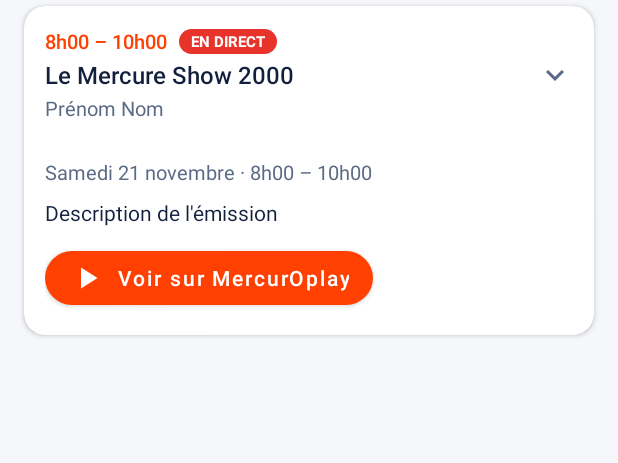
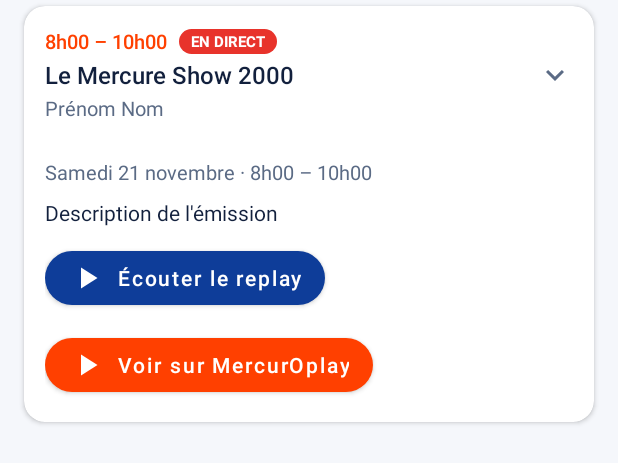
Before and after one commit to samuelvermeulenpro/MercurOplay3, an Android app: the layout item_slot.xml on its own in the app's theme, with its tools: preview values and no code run, on a phone screen of 412 x 824 dp. Shown: the top 463 px of the screen. Run offline under Robolectric (Android 15) with nearby library versions, the phone set to English and light mode, and no system bars.

```diff
--- a/app/src/main/res/layout/item_slot.xml
+++ b/app/src/main/res/layout/item_slot.xml
@@ -130,12 +130,22 @@
                 android:layout_width="match_parent"
                 android:layout_height="wrap_content"
                 android:layout_marginTop="8dp"
-                android:autoLink="web"
-                android:linksClickable="true"
                 android:textColor="@color/text_primary"
                 android:textColorLink="@color/brand_blue"
                 android:textSize="14sp"
                 tools:text="Description de l'émission" />
+
+            <com.google.android.material.button.MaterialButton
+                android:id="@+id/buttonReplay"
+                android:layout_width="wrap_content"
+                android:layout_height="wrap_content"
+                android:layout_marginTop="10dp"
+                android:text="@string/grille_replay"
+                android:textAllCaps="false"
+                app:backgroundTint="@color/brand_blue"
+                app:cornerRadius="20dp"
+                app:icon="@drawable/ic_play"
+                app:iconTint="@color/white" />
 
             <com.google.android.material.button.MaterialButton
                 android:id="@+id/buttonLink"
--- a/app/src/main/res/values/strings.xml
+++ b/app/src/main/res/values/strings.xml
@@ -55,6 +55,7 @@
     <string name="grille_stale">Hors connexion : dernière grille enregistrée.</string>
     <string name="grille_not_configured">La grille des programmes n\'est pas encore configurée.</string>
     <string name="grille_link_oplay">Voir sur MercurOplay</string>
+    <string name="grille_replay">Écouter le replay</string>
     <string name="grille_link_page">Page de l\'émission</string>
 
     <string name="cd_sort_channels">Trier les chaînes</string>
```
Also changed, not shown: app/src/main/java/fr/svpro/radiomercure/grille/GrilleFragment.java (+46 -12 lines), app/src/main/java/fr/svpro/radiomercure/grille/OplayLinks.java (added, +47 -0 lines), app/src/main/java/fr/svpro/radiomercure/grille/SlotAdapter.java (+45 -8 lines), app/src/main/java/fr/svpro/radiomercure/peertube/PeerTubeApiClient.java (+35 -0 lines).
